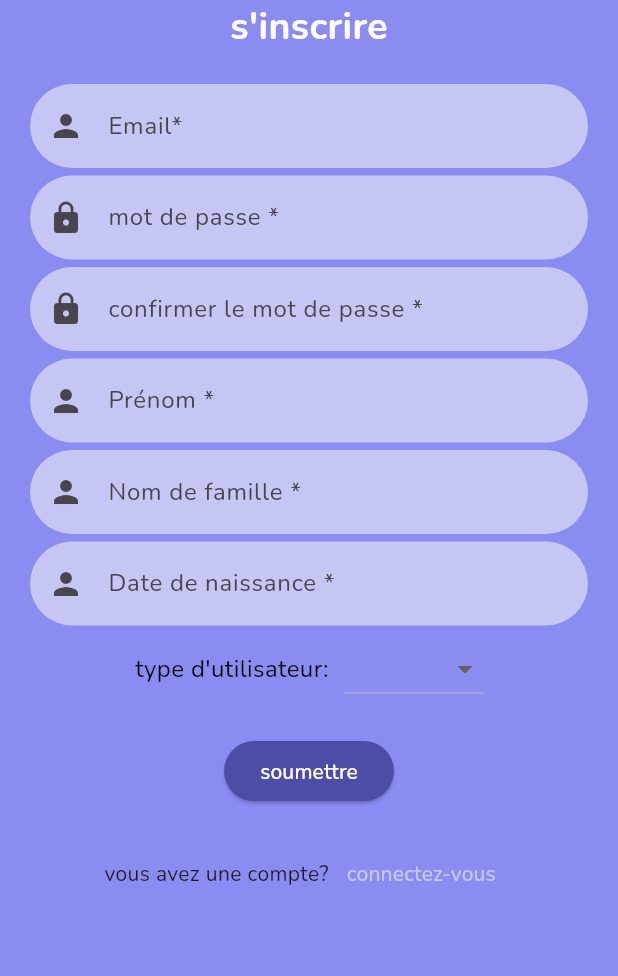
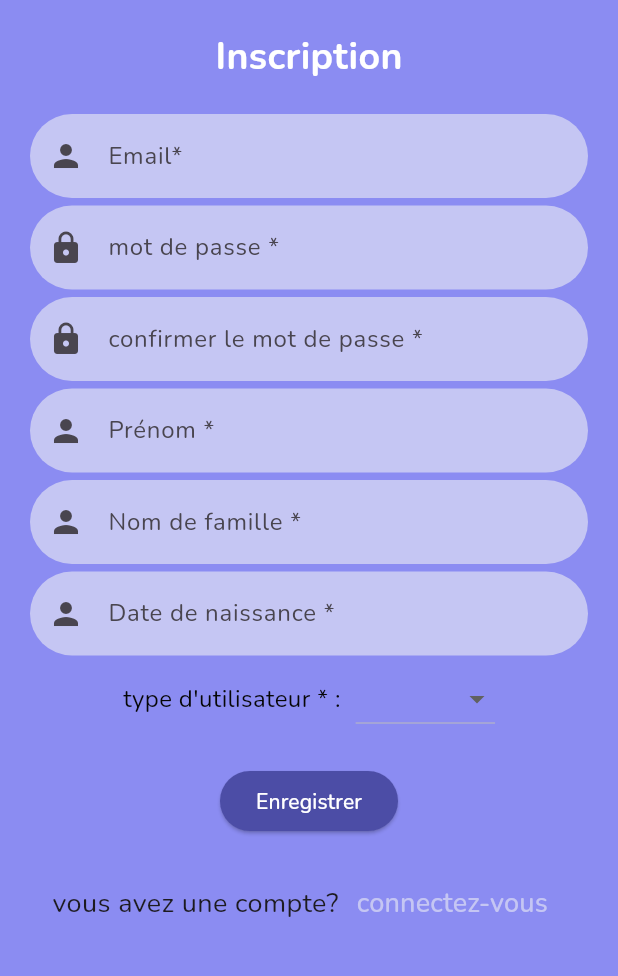
Before and after one commit to FeloxleF/ActivMind, a Flutter app: the screen it shows after launch, after a tap on "Inscrivez-vous", on a phone screen of 412 x 824 dp, the part 249-1225 px from its top. Run offline on Flutter 3.47's test engine with Material 3 defaults, Android fonts, the phone set to English and light mode, and no system bars; our stand-ins replace geolocator, google_fonts, logger, shared_preferences, toast; network calls fail.

Commit message:
UI and orthography

```diff
--- a/lib/Screens/forgot_password.dart
+++ b/lib/Screens/forgot_password.dart
@@ -48,11 +48,11 @@ class _ForgotPasswordFormState extends State<ForgotPasswordForm> {
           ),
         );
         return true;
-      }
-      else {
+      } else {
         ScaffoldMessenger.of(context).showSnackBar(
           SnackBar(
-            content: Text('Erreur lors de la réinitialisation du mot de passe: ${response.statusCode}'),
+            content: Text(
+                'Erreur lors de la réinitialisation du mot de passe: ${response.statusCode}'),
             backgroundColor: Colors.red,
           ),
         );
@@ -61,7 +61,8 @@ class _ForgotPasswordFormState extends State<ForgotPasswordForm> {
     } catch (e) {
       ScaffoldMessenger.of(context).showSnackBar(
         const SnackBar(
-          content: Text('Une erreur s\'est produite. Veuillez réessayer plus tard.'),
+          content:
+              Text('Une erreur s\'est produite. Veuillez réessayer plus tard.'),
           backgroundColor: Colors.red,
         ),
       );
@@ -113,30 +114,21 @@ class _ForgotPasswordFormState extends State<ForgotPasswordForm> {
                     icon: Icons.person,
                     hintName: 'Email',
                     inputtype: TextInputType.text),
-                const SizedBox(height: 5.0),
+                const SizedBox(height: 10.0),
                 GetTextFormField(
                   controller: _conpassword,
                   icon: Icons.lock,
                   hintName: 'mot de passe',
                   isObscureText: true,
                 ),
-                const SizedBox(height: 5.0),
+                const SizedBox(height: 10.0),
                 GetTextFormField(
                   controller: _conconfpassword,
                   icon: Icons.lock,
                   hintName: 'confirmer mot de passe',
                   isObscureText: true,
                 ),
-                const SizedBox(height: 20.0),
-                TextButton(
-                  onPressed: () {
-                    Navigator.push(
-                      context,
-                      MaterialPageRoute(builder: (context) => const LoginForm()),
-                    );
-                  },
-                  child: const Text('Retourner à la page de connexion'),
-                ),
+                const SizedBox(height: 15.0),
                 Container(
                   margin: const EdgeInsets.all(30.0),
                   width: double.infinity,
@@ -146,17 +138,39 @@ class _ForgotPasswordFormState extends State<ForgotPasswordForm> {
                   child: TextButton(
                     onPressed: () async {
                       if (await resetPassword()) {
-                        await Future.delayed(const Duration(seconds: 1)); // Attendez 1 seconde
-                        onResetPasswordSuccess(context); // Redirigez vers LoginForm uniquement si la réinitialisation du mot de passe a réussi
+                        await Future.delayed(
+                            const Duration(seconds: 1)); // Attendez 1 seconde
+                        onResetPasswordSuccess(
+                            context); // Redirigez vers LoginForm uniquement si la réinitialisation du mot de passe a réussi
                       }
                     },
                     child: const Text(
                       'Reinitialiser le mot de passe',
-                      style: TextStyle(
-                          color: Color.fromARGB(255, 197, 198, 243)),
+                      style:
+                      TextStyle(color: Color.fromARGB(255, 197, 198, 243),
+                        fontSize: 18.0,
+                      ),
                     ),
                   ),
                 ),
+                const SizedBox(height: 80.0),
+                TextButton(
+                  onPressed: () {
+                    Navigator.push(
+                      context,
+                      MaterialPageRoute(
+                          builder: (context) => const LoginForm()),
+                    );
+                  },
+                  child: const Text(
+                    'Retour à la page de connexion',
+                    style: TextStyle(
+                      fontSize: 20.0,
+                      color: Colors.white70,
+                    ),
+                  ),
+                ),
+
               ],
             ),
           ),
--- a/lib/Screens/inscrire.dart
+++ b/lib/Screens/inscrire.dart
@@ -29,7 +29,7 @@ class _InscrireFormState extends State<InscrireForm> {
                   width: 100.0,
                 ),
                 const Text(
-                  "s'inscrire",
+                  "Inscrivez-vous",
                   style: TextStyle(
                       fontWeight: FontWeight.bold,
                       color: Colors.white,
--- a/lib/Screens/login_form.dart
+++ b/lib/Screens/login_form.dart
@@ -1,6 +1,7 @@
 // ignore_for_file: avoid_print
 
 import 'package:activmind_app/Screens/HomeForm.dart';
+
 // import 'package:activmind_app/Screens/home.dart';
 import 'package:activmind_app/Screens/signup_form.dart';
 import 'package:activmind_app/Screens/Calendar.dart';
@@ -47,7 +48,8 @@ class _LoginFormState extends State<LoginForm> {
       final String username = userData['username'];
 
       // Update global variable with the username
-    var globalVariables = Provider.of<GlobalVariables>(context, listen: false);
+      var globalVariables =
+          Provider.of<GlobalVariables>(context, listen: false);
       globalVariables.user = username;
 
       // ignore: use_build_context_synchronously
@@ -69,7 +71,6 @@ class _LoginFormState extends State<LoginForm> {
     //   print('Failed to login');
     // }
   }
-
 
   Future<void> saveToken(String token) async {
     SharedPreferences prefs = await SharedPreferences.getInstance();
@@ -100,6 +101,7 @@ class _LoginFormState extends State<LoginForm> {
                   height: 100.0,
                   width: 100.0,
                 ),
+                const SizedBox(height: 20.0),
                 const Text(
                   'se connecter',
                   style: TextStyle(
@@ -107,26 +109,35 @@ class _LoginFormState extends State<LoginForm> {
                       color: Colors.white,
                       fontSize: 25.0),
                 ),
+                const SizedBox(height: 10.0),
                 GetTextFormField(
                     controller: _conemail,
                     icon: Icons.person,
                     hintName: 'Email',
                     inputtype: TextInputType.text),
-                const SizedBox(height: 5.0),
+                const SizedBox(height: 10.0),
                 GetTextFormField(
                   controller: _conpassword,
                   icon: Icons.lock,
                   hintName: 'mot de passe',
                   isObscureText: true,
                 ),
+                const SizedBox(height: 15.0),
                 TextButton(
                   onPressed: () {
                     Navigator.push(
                       context,
-                      MaterialPageRoute(builder: (context) => const ForgotPasswordForm()),
+                      MaterialPageRoute(
+                          builder: (context) => const ForgotPasswordForm()),
                     );
                   },
-                  child: Text('Mot de passe oublié ?'),
+                  child: const Text(
+                    'Mot de passe oublié ?',
+                    style: TextStyle(
+                        color: Colors.white,
+                        fontSize: 18.0,
+                        fontWeight: FontWeight.bold),
+                  ),
                 ),
                 Container(
                   margin: const EdgeInsets.all(30.0),
@@ -139,12 +150,25 @@ class _LoginFormState extends State<LoginForm> {
                     child: const Text(
                       'connexion',
                       style: TextStyle(
-                            color: Color.fromARGB(255, 197, 198, 243)),
-                      )),
+                        color: Colors.white70,
+                        fontSize: 20.0,
                       ),
-                Center(
-                  child: Container(
-                      child: TextButton(
+                    ),
+                  ),
+                ),
+                Column(
+                  mainAxisAlignment: MainAxisAlignment.center,
+                  // Centre les éléments verticalement
+                  children: [
+                    const SizedBox(height: 100.0),
+                    const Text(
+                      "Vous n'avez pas encore de compte ?",
+                      style: TextStyle(
+                          fontWeight: FontWeight.bold,
+                          color: Color.fromARGB(255, 76, 77, 166),
+                          fontSize: 18.0),
+                    ),
+                    TextButton(
                       onPressed: () {
                         Navigator.push(
                             context,
@@ -152,11 +176,15 @@ class _LoginFormState extends State<LoginForm> {
                                 builder: (_) => const SignupForm()));
                       },
                       child: const Text(
-                            'Inscrivez-vous',
+                        "Inscrivez-vous",
                         style: TextStyle(
-                                color: Color.fromARGB(255, 197, 198, 243)),
-                          ))),
+                          color: Colors.white70,
+                          fontSize: 18.0,
                         ),
+                      ),
+                    ),
+                  ],
+                )
               ],
             ),
           ),
--- a/lib/Screens/signup_form.dart
+++ b/lib/Screens/signup_form.dart
@@ -2,6 +2,7 @@ import 'package:activmind_app/Screens/login_form.dart';
 import 'package:activmind_app/common/comhelper.dart';
 import 'package:flutter/material.dart';
 import 'package:activmind_app/common/gen_text_form_field.dart';
+
 // ignore: depend_on_referenced_packages
 import 'package:http/http.dart' as http;
 import 'dart:convert';
@@ -24,27 +25,23 @@ class _SignupFormState extends State<SignupForm> {
   final _conbirthdate = TextEditingController();
   final _formKey = GlobalKey<FormState>();
 
-
   List<String> dropdownItems = ['Patient', 'Support', 'Assistent'];
   String? selectedDropdownItem;
 
   Future<void> signUp() async {
     final form = _formKey.currentState;
     String email = _conemail.text;
-    String password1= _conpassword.text;
+    String password1 = _conpassword.text;
     String password2 = _conconfpassword.text;
     String firstName = _confirstname.text;
     String lastName = _conlastname.text;
     String birthDate = _conbirthdate.text;
 
-
-
     ToastContext toastContext = ToastContext();
-    if (form!.validate()){
-      if (password1 != password2){
+    if (form!.validate()) {
+      if (password1 != password2) {
         alterdialog(context, 'non concordance des mots de passe');
-      }
-      else{
+      } else {
         final response = await http.post(
           Uri.parse('http://10.0.2.2:8000/register/'),
           headers: <String, String>{
@@ -54,12 +51,11 @@ class _SignupFormState extends State<SignupForm> {
             'email': _conemail.text,
             'password': _conpassword.text,
             'dropdownValue': selectedDropdownItem ?? '',
-          'first_name' : _confirstname.text,
-          'last_name' : _conlastname.text,
-          "date_of_birth" : _conbirthdate.text
+            'first_name': _confirstname.text,
+            'last_name': _conlastname.text,
+            "date_of_birth": _conbirthdate.text
           }),
         );
-
 
         if (response.statusCode == 200 || response.statusCode == 201) {
           // ignore: use_build_context_synchronously
@@ -69,15 +65,12 @@ class _SignupFormState extends State<SignupForm> {
                 builder: (_) => const LoginForm(),
               ),
               (Route<dynamic> route) => false);
-      }   else {
-
-
+        } else {
           // ignore: use_build_context_synchronously
-        alterdialog(context, "La définition de l'utilisateur a rencontré une erreur");
+          alterdialog(context, "Erreur dans l'inscription, veuillez réessayer");
         }
       }
     }
-
   }
 
   @override
@@ -103,8 +96,9 @@ class _SignupFormState extends State<SignupForm> {
                     height: 100.0,
                     width: 100.0,
                   ),
+                  const SizedBox(height: 20.0),
                   const Text(
-                    "s'inscrire",
+                    "Inscription",
                     style: TextStyle(
                         fontWeight: FontWeight.bold,
                         color: Colors.white,
@@ -132,7 +126,6 @@ class _SignupFormState extends State<SignupForm> {
                     isObscureText: true,
                   ),
                   const SizedBox(height: 5.0),
-
                   GetTextFormField(
                     controller: _confirstname,
                     icon: Icons.person,
@@ -153,18 +146,15 @@ class _SignupFormState extends State<SignupForm> {
                     hintName: 'Date de naissance *',
                     inputtype: TextInputType.text,
                   ),
-
-
                   const SizedBox(height: 5.0),
                   Row(
                     mainAxisAlignment: MainAxisAlignment.center,
                     children: [
                       const Text(
-                        "type d'utilisateur:",
+                        "type d'utilisateur * :",
                         style: TextStyle(
                           color: Color.fromARGB(255, 6, 6, 6),
                           fontSize: 16.0,
-
                         ),
                       ),
                       const SizedBox(width: 10.0),
@@ -177,7 +167,9 @@ class _SignupFormState extends State<SignupForm> {
                             child: Text(
                               value,
                               style: TextStyle(
-                                color: value == selectedDropdownItem ? Colors.white : Colors.black,
+                                color: value == selectedDropdownItem
+                                    ? Colors.white
+                                    : Colors.black,
                               ),
                             ),
                           );
@@ -193,17 +185,21 @@ class _SignupFormState extends State<SignupForm> {
                   const SizedBox(height: 20.0),
                   ElevatedButton(
                     style: ElevatedButton.styleFrom(
-                      foregroundColor: Colors.white, backgroundColor: const Color.fromARGB(255, 76, 77, 166),
+                      foregroundColor: Colors.white,
+                      backgroundColor: const Color.fromARGB(255, 76, 77, 166),
                     ),
                     onPressed: signUp,
-                    child: const Text('soumettre'),
+                    child: const Text('Enregistrer'),
                   ),
                   const SizedBox(height: 20.0),
-                  Container(
-                    child: Row(
+                  Row(
                     mainAxisAlignment: MainAxisAlignment.center,
                     children: [
-                        const Text('vous avez une compte?'),
+                      const Text(
+                        'vous avez une compte?',
+                        style: TextStyle(
+                            fontSize: 18.0, fontWeight: FontWeight.w400),
+                      ),
                       TextButton(
                         onPressed: () {
                           Navigator.pushAndRemoveUntil(
@@ -216,10 +212,12 @@ class _SignupFormState extends State<SignupForm> {
                         child: const Text(
                           'connectez-vous',
                           style: TextStyle(
-                                  color: Color.fromARGB(255, 197, 198, 243)),
-                            ))
+                            color: Color.fromARGB(255, 197, 198, 243),
+                            fontSize: 18.0,
+                          ),
+                        ),
+                      ),
                     ],
-                    ),
                   ),
                 ],
               ),
```
Lines whose indentation alone changed are shown as unchanged.
